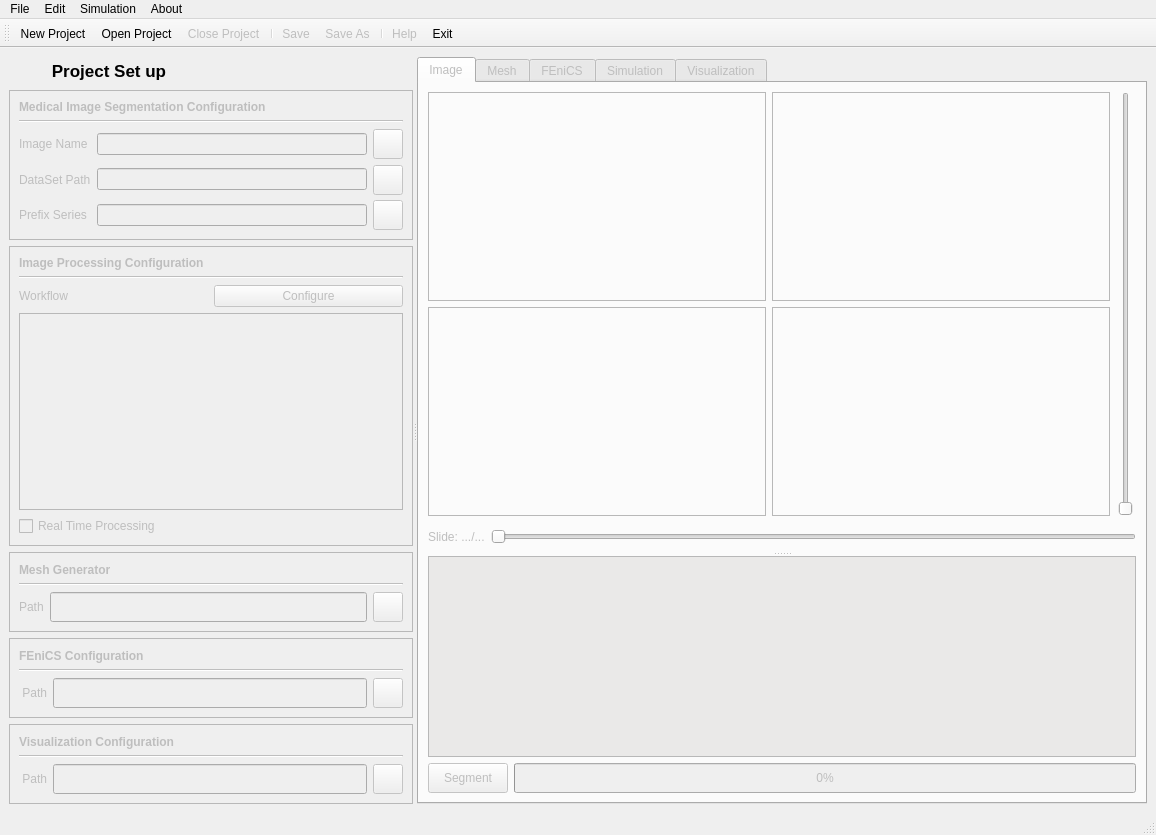
Qt form FEniCSBloodSim/fenics_blood_sim.ui (carmenalonsomontes/FEniCS-Medical-Simulation) before a commit.
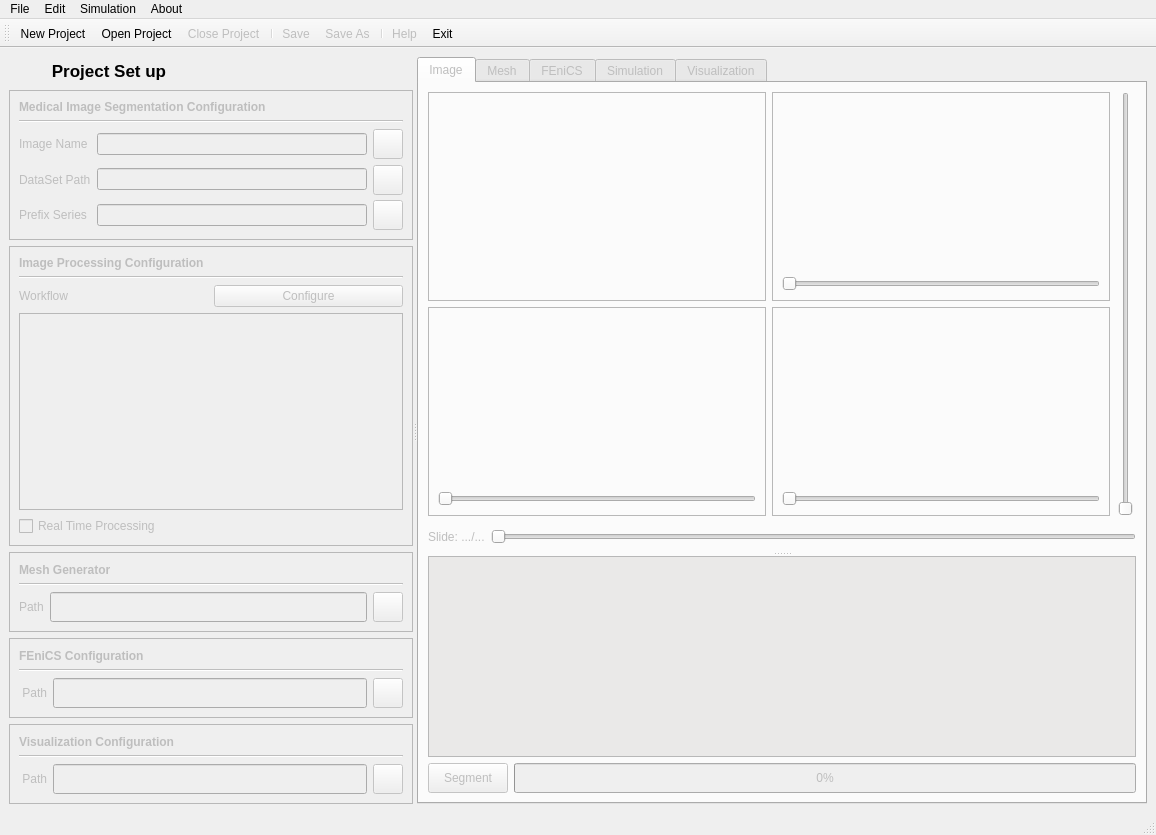
The same form after that commit. Icons and pictures are not drawn. Custom widgets are drawn as their Qt base class.

Commit message: + Solved the issue that the axial, coronal and sagittal could be only see at once.

What changed in the file:
```diff
--- a/FEniCSBloodSim/fenics_blood_sim.ui
+++ b/FEniCSBloodSim/fenics_blood_sim.ui
@@ -817,7 +817,7 @@
         <attribute name="title">
          <string>Image</string>
         </attribute>
-        <layout class="QVBoxLayout" name="verticalLayout_20">
+        <layout class="QVBoxLayout" name="verticalLayout_26">
          <item>
           <widget class="QSplitter" name="splitter_2">
            <property name="orientation">
@@ -883,13 +883,15 @@
                    <property name="lineWidth">
                     <number>5</number>
                    </property>
+                   <layout class="QVBoxLayout" name="verticalLayout_24">
+                    <item>
                    <layout class="QVBoxLayout" name="verticalLayout_11">
                     <item>
                      <widget class="QVTKWidget" name="sagittalViewWidget" native="true">
                       <property name="minimumSize">
                        <size>
-                        <width>130</width>
-                        <height>130</height>
+                          <width>105</width>
+                          <height>105</height>
                        </size>
                       </property>
                       <property name="maximumSize">
@@ -899,6 +901,15 @@
                        </size>
                       </property>
                      </widget>
+                      </item>
+                      <item>
+                       <widget class="QSlider" name="sagittalSlider">
+                        <property name="orientation">
+                         <enum>Qt::Horizontal</enum>
+                        </property>
+                       </widget>
+                      </item>
+                     </layout>
                     </item>
                    </layout>
                   </widget>
@@ -932,13 +943,15 @@
                    <property name="lineWidth">
                     <number>5</number>
                    </property>
-                   <layout class="QHBoxLayout" name="horizontalLayout">
+                   <layout class="QVBoxLayout" name="verticalLayout_23">
+                    <item>
+                     <layout class="QVBoxLayout" name="verticalLayout_20">
                     <item>
                      <widget class="QVTKWidget" name="axialViewWidget" native="true">
                       <property name="minimumSize">
                        <size>
-                        <width>130</width>
-                        <height>130</height>
+                          <width>105</width>
+                          <height>105</height>
                        </size>
                       </property>
                       <property name="maximumSize">
@@ -948,6 +961,15 @@
                        </size>
                       </property>
                      </widget>
+                      </item>
+                      <item>
+                       <widget class="QSlider" name="axialSlider">
+                        <property name="orientation">
+                         <enum>Qt::Horizontal</enum>
+                        </property>
+                       </widget>
+                      </item>
+                     </layout>
                     </item>
                    </layout>
                   </widget>
@@ -975,13 +997,15 @@
                    <property name="lineWidth">
                     <number>5</number>
                    </property>
+                   <layout class="QVBoxLayout" name="verticalLayout_25">
+                    <item>
                    <layout class="QVBoxLayout" name="verticalLayout_12">
                     <item>
                      <widget class="QVTKWidget" name="coronalViewWidget" native="true">
                       <property name="minimumSize">
                        <size>
-                        <width>130</width>
-                        <height>130</height>
+                          <width>105</width>
+                          <height>105</height>
                        </size>
                       </property>
                       <property name="maximumSize">
@@ -991,6 +1015,15 @@
                        </size>
                       </property>
                      </widget>
+                      </item>
+                      <item>
+                       <widget class="QSlider" name="coronalSlider">
+                        <property name="orientation">
+                         <enum>Qt::Horizontal</enum>
+                        </property>
+                       </widget>
+                      </item>
+                     </layout>
                     </item>
                    </layout>
                   </widget>
```
Left out of the diff: 32 changed lines with no effect on the pictures. Lines whose indentation alone changed are shown as unchanged. The commit also changes 4 other files.
